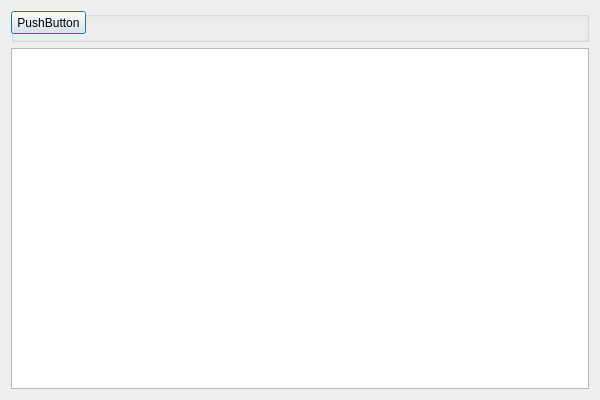
Qt form Qt_Notes/Example/DesignerSimpleSample/Widget/QTableViewTest.ui (Jacob-xyb/Cpp_Note) before a commit.
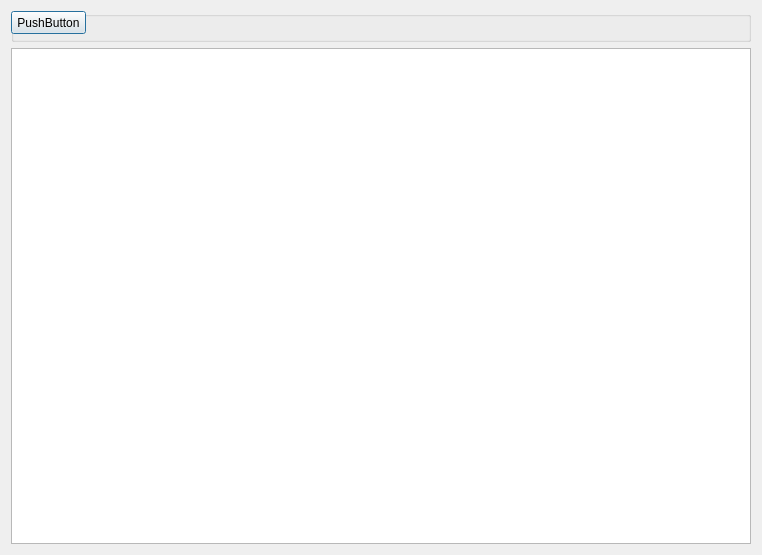
The same form after that commit.

```diff
--- a/Qt_Notes/Example/DesignerSimpleSample/Widget/QTableViewTest.ui
+++ b/Qt_Notes/Example/DesignerSimpleSample/Widget/QTableViewTest.ui
@@ -6,8 +6,8 @@
    <rect>
     <x>0</x>
     <y>0</y>
-    <width>600</width>
-    <height>400</height>
+    <width>762</width>
+    <height>555</height>
    </rect>
   </property>
   <property name="windowTitle">
```
